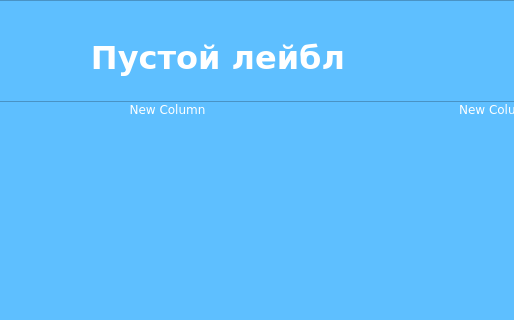
Before: the Qt Designer form design_dev.ui in miptivan/data_desktop, drawn with Qt 5; both pictures show x 512 to 1026 and y 0 to 320 of the 1300 by 700 pixel window.
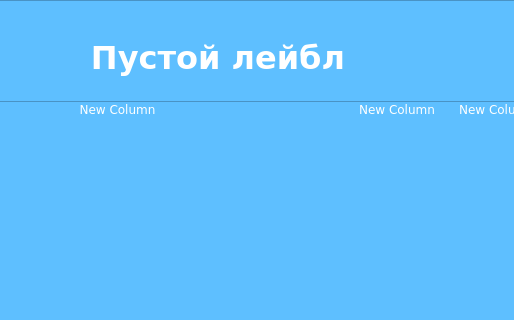
After: the same form once the commit is applied. Custom widgets are drawn as their Qt base class.

Commit message: 3 columns in abc

```diff
--- a/design_dev.ui
+++ b/design_dev.ui
@@ -2080,7 +2080,7 @@
            <bool>true</bool>
           </attribute>
           <attribute name="verticalHeaderMinimumSectionSize">
-           <number>280</number>
+           <number>185</number>
           </attribute>
           <column>
            <property name="text">
@@ -2098,6 +2098,14 @@
             <set>AlignHCenter|AlignTop</set>
            </property>
           </column>
+          <column>
+           <property name="text">
+            <string>New Column</string>
+           </property>
+           <property name="textAlignment">
+            <set>AlignHCenter|AlignTop</set>
+           </property>
+          </column>
          </widget>
         </widget>
        </widget>
```
